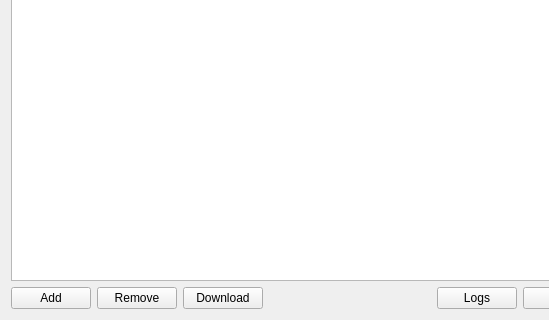
Pavle012/Skakavi-krompir-Launcher, file mainwindow.ui: the form before one commit; both pictures show x 0 to 549 and y 180 to 500 of the 700 by 500 pixel window.
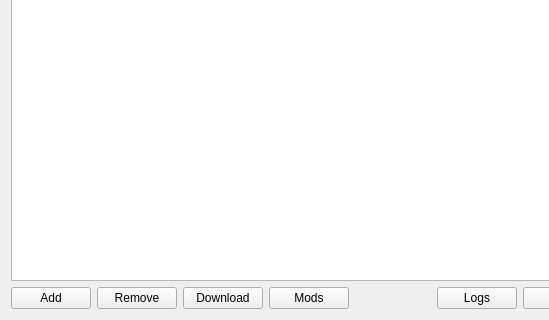
The form after the commit. Icons and pictures are not drawn.

Commit message: Added a mod mamager with ModKrompir support

```diff
--- a/mainwindow.ui
+++ b/mainwindow.ui
@@ -91,6 +91,16 @@
        </property>
       </widget>
      </item>
+     <item>
+      <widget class="QPushButton" name="modsBtn">
+       <property name="text">
+        <string>Mods</string>
+       </property>
+       <property name="icon">
+        <iconset theme="applications-system"/>
+       </property>
+      </widget>
+     </item>
      <item>
       <spacer name="horizontalSpacer">
        <property name="orientation">
```
The commit also changes 1 other file.
